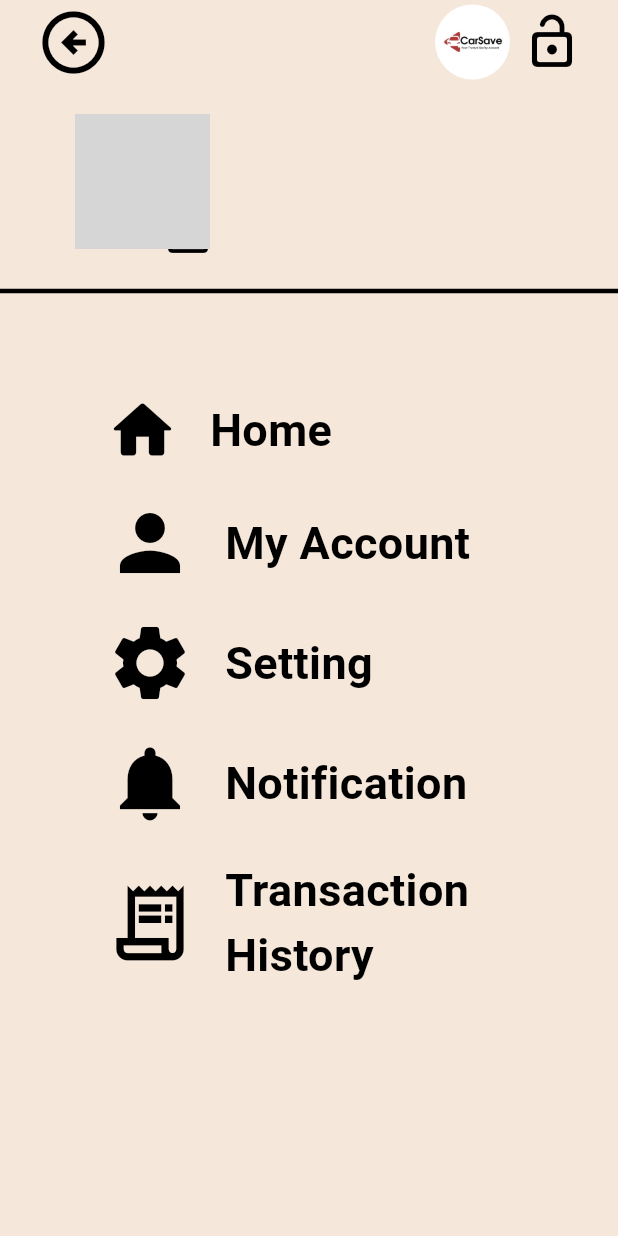
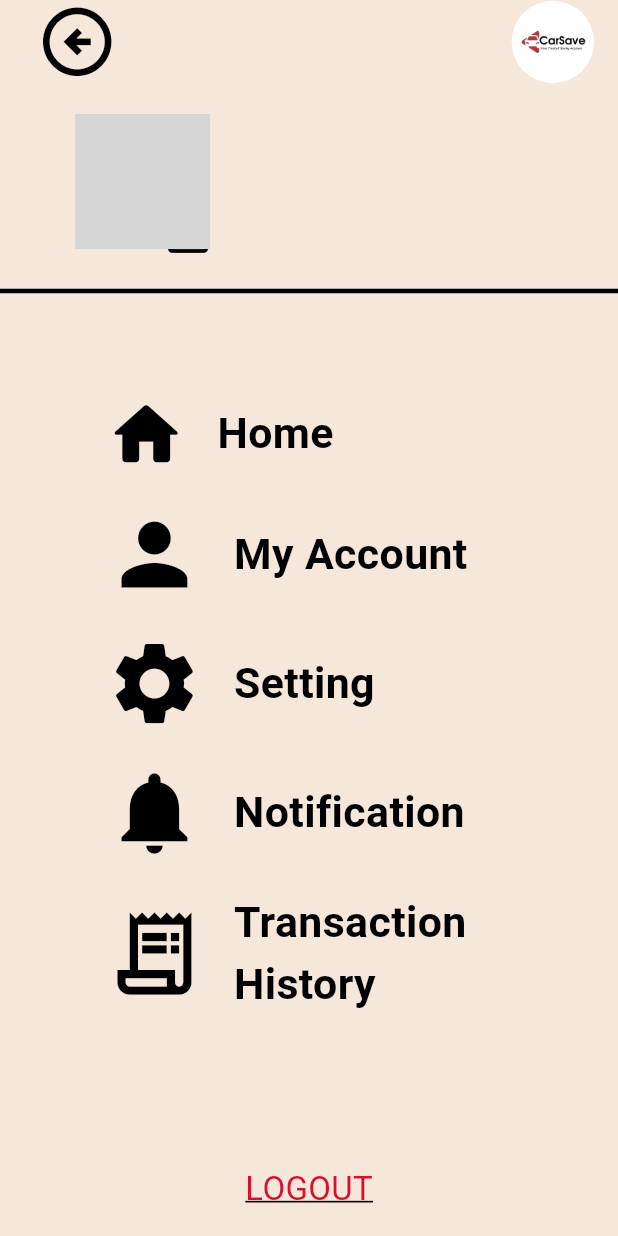
Before and after one commit to S4K1L/Car-Save, a Flutter app: the HomePage screen opened by its route, after a tap on the "menu" icon, on a phone screen of 412 x 824 dp. Run offline on Flutter 3.47's test engine with Material 3 defaults, Android fonts, the phone set to English and light mode, and no system bars; our stand-ins replace cloud_firestore, firebase_auth, firebase_core, firebase_storage, get, google_fonts and 5 more; accounts and stored records are empty; network calls fail; grey boxes are pictures that could not be loaded.

Commit message:
Lv.03.10 - Layout Bug fixed

```diff
--- a/lib/Utils/Widgets/custom_profile_button.dart
+++ b/lib/Utils/Widgets/custom_profile_button.dart
@@ -15,6 +15,11 @@ class CustomProfileButton extends StatelessWidget {
 
   @override
   Widget build(BuildContext context) {
+    // Get the screen width to scale the font size
+    double screenWidth = MediaQuery.of(context).size.width;
+
+    // Scale factor for font size, adjust as needed
+    double fontSizeScale = screenWidth / 375;
     return GestureDetector(
       onTap: onPress,
       child: Row(
@@ -22,12 +27,12 @@ class CustomProfileButton extends StatelessWidget {
           Icon(
             icon,
             color: Theme.of(context).primaryColor,
-            size: 50,
+            size: 50*fontSizeScale,
           ),
-          SizedBox(width: 20),
+          const SizedBox(width: 20),
           Text(
             title,
-            style: TextStyle(fontSize: 30, fontWeight: FontWeight.bold,color: Theme.of(context).primaryColor),
+            style: TextStyle(fontSize: 26*fontSizeScale, fontWeight: FontWeight.bold,color: Theme.of(context).primaryColor),
           )
         ],
       ),
@@ -50,6 +55,11 @@ class CustomProfileIconButton extends StatelessWidget {
 
   @override
   Widget build(BuildContext context) {
+    // Get the screen width to scale the font size
+    double screenWidth = MediaQuery.of(context).size.width;
+
+    // Scale factor for font size, adjust as needed
+    double fontSizeScale = screenWidth / 375;
     return GestureDetector(
       onTap: onPress,
       child: Row(
@@ -57,12 +67,12 @@ class CustomProfileIconButton extends StatelessWidget {
           Icon(
             icon,
             color: Theme.of(context).primaryColor,
-            size: 60,
+            size: 60*fontSizeScale,
           ),
-          SizedBox(width: 20),
+          const SizedBox(width: 20),
           Text(
             title,
-            style: TextStyle(fontSize: 30, fontWeight: FontWeight.bold,color: Theme.of(context).primaryColor,),
+            style: TextStyle(fontSize: 26*fontSizeScale, fontWeight: FontWeight.bold,color: Theme.of(context).primaryColor,),
           )
         ],
       ),
--- a/lib/Utils/Widgets/custom_text_button.dart
+++ b/lib/Utils/Widgets/custom_text_button.dart
@@ -11,14 +11,19 @@ class CustomTextButton extends StatelessWidget {
 
   @override
   Widget build(BuildContext context) {
+    // Get the screen width to scale the font size
+    double screenWidth = MediaQuery.of(context).size.width;
+
+    // Scale factor for font size, adjust as needed
+    double fontSizeScale = screenWidth / 375;
     return Padding(
       padding: const EdgeInsets.only(top: 80),
       child: GestureDetector(
         onTap: onPress,
         child: Text(
           title,
-          style: const TextStyle(
-            fontSize: 20,
+          style: TextStyle(
+            fontSize: 20*fontSizeScale,
             color: kRedColor,
             decoration: TextDecoration.underline,
           ),
--- a/lib/Utils/Widgets/home_bottom_container.dart
+++ b/lib/Utils/Widgets/home_bottom_container.dart
@@ -22,21 +22,24 @@ class _HomeBottomContainerState extends State<HomeBottomContainer> {
 
   @override
   Widget build(BuildContext context) {
+    double screenWidth = MediaQuery.of(context).size.width;
+    // Scale factor for font size, adjust as needed
+    double fontSizeScale = screenWidth / 375;
     return Padding(
-      padding: const EdgeInsets.only(top: 20),
+      padding: EdgeInsets.only(top: 40* fontSizeScale),
       child: Column(
         children: [
           Stack(
             children: [
               Padding(
-                padding: const EdgeInsets.only(right: 120),
-                child: Container(
+                padding: EdgeInsets.only(right: 120*fontSizeScale),
+                child: SizedBox(
                   width: MediaQuery.of(context).size.width,
                   child: Column(
                     children: [
                       Container(
-                        width: MediaQuery.of(context).size.width / 1.3,
-                        padding: EdgeInsets.all(20),
+                        width: MediaQuery.of(context).size.width,
+                        padding: const EdgeInsets.all(20),
                         decoration: BoxDecoration(
                           color: kBoxColor,
                           borderRadius: BorderRadius.circular(15),
@@ -48,19 +51,19 @@ class _HomeBottomContainerState extends State<HomeBottomContainer> {
                               'SAVINGS',
                               style: TextStyle(
                                 fontWeight: FontWeight.bold,
-                                fontSize: 28,
+                                fontSize: 28 * fontSizeScale,
                                 color: Theme.of(context).primaryColor
                               ),
                             ),
                             Text(
                               'Smart Saving is on',
                               style: TextStyle(
-                                fontSize: 20,
+                                fontSize: 20* fontSizeScale,
                                 fontWeight: FontWeight.bold,
                                 color: Theme.of(context).primaryColor
                               ),
                             ),
-                            SizedBox(height: 10),
+                            const SizedBox(height: 10),
                             // Using Obx for reactive data update
                             Obx(() => Skeletonizer(
                                   enabled: dataController.isLoading.value,
@@ -68,7 +71,7 @@ class _HomeBottomContainerState extends State<HomeBottomContainer> {
                                   child: Text(
                                     'RM ${dataController.userModel.value.balance ?? 0}',
                                     style: TextStyle(
-                                      fontSize: 45,
+                                      fontSize: 45* fontSizeScale,
                                       fontWeight: FontWeight.bold,
                                       color: Theme.of(context).primaryColor
                                     ),
@@ -82,11 +85,11 @@ class _HomeBottomContainerState extends State<HomeBottomContainer> {
                 ),
               ),
               Positioned(
-                right: 80,
-                top: 60,
+                right: 80 * fontSizeScale,
+                top: 60 * fontSizeScale,
                 child: CircleAvatar(
                   backgroundColor: Theme.of(context).primaryColor,
-                  radius: 30,
+                  radius: 30 * fontSizeScale,
                   child: IconButton(
                     onPressed: () {
                       Get.to(() => SavingsPage(
@@ -101,26 +104,26 @@ class _HomeBottomContainerState extends State<HomeBottomContainer> {
                     icon: Icon(
                       Icons.add,
                       color: Theme.of(context).cardColor,
-                      size: 30,
+                      size: 30 * fontSizeScale,
                     ),
                   ),
                 ),
               ),
             ],
           ),
-          SizedBox(height: 50),
+          const SizedBox(height: 50),
           // Target Savings Container
           Stack(
             children: [
               Padding(
-                padding: const EdgeInsets.only(left: 100),
+                padding: EdgeInsets.only(left: 100*fontSizeScale),
                 child: Container(
                   width: MediaQuery.of(context).size.width,
                   child: Column(
                     children: [
                       Container(
-                        width: MediaQuery.of(context).size.width / 1.2,
-                        padding: EdgeInsets.all(20),
+                        width: MediaQuery.of(context).size.width,
+                        padding: const EdgeInsets.all(20),
                         decoration: BoxDecoration(
                           color: kBoxColor,
                           borderRadius: BorderRadius.circular(15),
@@ -132,20 +135,20 @@ class _HomeBottomContainerState extends State<HomeBottomContainer> {
                               'TARGET SAVING',
                               style: TextStyle(
                                 fontWeight: FontWeight.bold,
-                                fontSize: 28,
+                                fontSize: 28 * fontSizeScale,
                                 color: Theme.of(context).primaryColor
                               ),
                             ),
-                            SizedBox(height: 5),
+                            const SizedBox(height: 5),
                             Text(
                               'Your Target Around the Corner',
                               style: TextStyle(
-                                fontSize: 18,
+                                fontSize: 16* fontSizeScale,
                                 fontWeight: FontWeight.bold,
                                 color: Theme.of(context).primaryColor
                               ),
                             ),
-                            SizedBox(height: 10),
+                            const SizedBox(height: 10),
                             // Using Obx for reactive data update
                             Obx(() => Skeletonizer(
                                   enabled: dataController.isLoading.value,
@@ -153,7 +156,7 @@ class _HomeBottomContainerState extends State<HomeBottomContainer> {
                                   child: Text(
                                     'RM ${dataController.userModel.value.target ?? 0}',
                                     style: TextStyle(
-                                      fontSize: 45,
+                                      fontSize: 45* fontSizeScale,
                                       fontWeight: FontWeight.bold,
                                       color: Theme.of(context).primaryColor
                                     ),
@@ -167,11 +170,11 @@ class _HomeBottomContainerState extends State<HomeBottomContainer> {
                 ),
               ),
               Positioned(
-                left: 60,
-                top: 60,
+                left: 60* fontSizeScale,
+                top: 60 *fontSizeScale,
                 child: CircleAvatar(
                   backgroundColor: Theme.of(context).primaryColor,
-                  radius: 30,
+                  radius: 30*fontSizeScale,
                   child: IconButton(
                     onPressed: () {
                       // Add your onPressed logic for the check button
@@ -187,7 +190,7 @@ class _HomeBottomContainerState extends State<HomeBottomContainer> {
                     icon: Icon(
                       Icons.check,
                       color: Theme.of(context).cardColor,
-                      size: 30,
+                      size: 30*fontSizeScale,
                     ),
                   ),
                 ),
--- a/lib/Utils/Widgets/home_top_container.dart
+++ b/lib/Utils/Widgets/home_top_container.dart
@@ -1,8 +1,6 @@
 import 'package:carsave/Controller/data_controller.dart';
 import 'package:flutter/material.dart';
 import 'package:get/get.dart';
-
-import 'profile_image_picker.dart';
 
 class HomeTopContainer extends StatelessWidget {
   const HomeTopContainer({
@@ -14,22 +12,29 @@ class HomeTopContainer extends StatelessWidget {
 
   @override
   Widget build(BuildContext context) {
+    // Get the screen width to scale the font size
+    double screenWidth = MediaQuery.of(context).size.width;
+
+    // Scale factor for font size, adjust as needed
+    double fontSizeScale = screenWidth / 375;
+
     return Padding(
-      padding: const EdgeInsets.symmetric(horizontal: 50,vertical: 20),
-      child: Obx(()=> Row(
+      padding: const EdgeInsets.symmetric(horizontal: 50, vertical: 20),
+      child: Obx(
+            () => Row(
           crossAxisAlignment: CrossAxisAlignment.center,
           children: [
-          dataController.userModel.value.profileImage != null ?
-          //ProfileImagePicker()
-        CircleAvatar(
-        radius: 45,
-        backgroundImage: NetworkImage(dataController.userModel.value.profileImage!),
+            dataController.userModel.value.profileImage != null
+                ? CircleAvatar(
+              radius: 40 * fontSizeScale,
+              backgroundImage: NetworkImage(
+                  dataController.userModel.value.profileImage!),
             )
                 : CircleAvatar(
-            radius: 45,
-            child: Icon(Icons.person, size: 40),
+              radius: 40 * fontSizeScale,
+              child: const Icon(Icons.person, size: 40),
             ),
-          SizedBox(width: 30),
+            const SizedBox(width: 30),
             Column(
               crossAxisAlignment: CrossAxisAlignment.start,
               children: [
@@ -37,23 +42,24 @@ class HomeTopContainer extends StatelessWidget {
                   dataController.userModel.value.name ?? 'Loading',
                   style: TextStyle(
                     fontWeight: FontWeight.bold,
-                  fontSize: 24,
-                  color: Theme.of(context).primaryColor
+                    fontSize: 18 * fontSizeScale, // Dynamic font size
+                    color: Theme.of(context).primaryColor,
                   ),
                 ),
-              SizedBox(height: 5),
+                const SizedBox(height: 5),
                 Text(
                   dataController.userModel.value.email ?? 'Loading',
                   style: TextStyle(
-                  fontSize: 18,
+                    fontSize: 16 * fontSizeScale, // Dynamic font size
                     fontWeight: FontWeight.bold,
-                  color: Theme.of(context).primaryColor
+                    color: Theme.of(context).primaryColor,
                   ),
                 ),
               ],
             ),
           ],
-      ),),
+        ),
+      ),
     );
   }
 }
--- a/lib/Utils/Widgets/user_data.dart
+++ b/lib/Utils/Widgets/user_data.dart
@@ -13,18 +13,23 @@ class UserData extends StatelessWidget {
 
   @override
   Widget build(BuildContext context) {
+    // Get the screen width to scale the font size
+    double screenWidth = MediaQuery.of(context).size.width;
+
+    // Scale factor for font size, adjust as needed
+    double fontSizeScale = screenWidth / 375;
     return Padding(
       padding: const EdgeInsets.symmetric(horizontal: 50, vertical: 20),
       child: Row(
         crossAxisAlignment: CrossAxisAlignment.center,
         children: [
           dataController.userModel.value.profileImage != null
-              ? ProfileImagePicker()
+              ? const ProfileImagePicker()
               : CircleAvatar(
-            radius: 45,
-            child: Icon(Icons.person, size: 40),
+            radius: 40*fontSizeScale,
+            child: Icon(Icons.person, size: 40*fontSizeScale),
           ),
-          SizedBox(width: 30),
+          const SizedBox(width: 30),
           Obx(
                 () => Column(
               crossAxisAlignment: CrossAxisAlignment.start,
@@ -33,14 +38,14 @@ class UserData extends StatelessWidget {
                   dataController.userModel.value.name ?? 'Loading',
                   style: TextStyle(
                     fontWeight: FontWeight.bold,
-                    fontSize: 24,
+                    fontSize: 18*fontSizeScale,
                     color: Theme.of(context).primaryColor,
                   ),
                 ),
                 Text(
                   dataController.userModel.value.phone ?? 'Loading',
                   style: TextStyle(
-                    fontSize: 24,
+                    fontSize: 16*fontSizeScale,
                     fontWeight: FontWeight.bold,
                     color: Theme.of(context).primaryColor,
                   ),
--- a/lib/Utils/colors.dart
+++ b/lib/Utils/colors.dart
@@ -3,7 +3,7 @@ import 'package:flutter/material.dart';
 // Light Theme Colors
 const Color kBackgroundColor = Color(0xFFF5E7DA);
 const Color kBoxColor = Color(0xFFDABA94);
-const Color kRedColor = Color(0xFFB43939);
+const Color kRedColor = Color(0xFFD90F2B);
 const Color kBlackColor = Color(0xFF000000);
 const Color kWhiteColor = Color(0xFFFFFFFF);
 const Color kGrayColor = Color(0xFF9B9B9B);
@@ -21,15 +21,15 @@ ThemeData lightTheme = ThemeData(
   brightness: Brightness.light,
   scaffoldBackgroundColor: kBackgroundColor,
   primaryColor: kBlackColor,
-  textTheme: TextTheme(
+  textTheme: const TextTheme(
     bodyLarge: TextStyle(color: kBlackColor),
     bodyMedium: TextStyle(color: kBlackColor),
   ),
-  appBarTheme: AppBarTheme(
+  appBarTheme: const AppBarTheme(
     backgroundColor: kBoxColor,
     iconTheme: IconThemeData(color: kBlackColor),
   ),
-  colorScheme: ColorScheme.light(
+  colorScheme: const ColorScheme.light(
     primary: kBlackColor,
     surface: kBackgroundColor,
   ),
@@ -40,15 +40,15 @@ ThemeData darkTheme = ThemeData(
   brightness: Brightness.dark,
   scaffoldBackgroundColor: darkBackgroundColor,
   primaryColor: kWhiteColor,
-  textTheme: TextTheme(
+  textTheme: const TextTheme(
     bodyLarge: TextStyle(color: darkWhiteColor),
     bodyMedium: TextStyle(color: darkWhiteColor),
   ),
-  appBarTheme: AppBarTheme(
+  appBarTheme: const AppBarTheme(
     backgroundColor: darkBoxColor,
     iconTheme: IconThemeData(color: darkWhiteColor),
   ),
-  colorScheme: ColorScheme.dark(
+  colorScheme: const ColorScheme.dark(
     primary: kWhiteColor,
     surface: darkBackgroundColor,
   ),
--- a/lib/View/Home/home_page.dart
+++ b/lib/View/Home/home_page.dart
@@ -3,7 +3,6 @@ import 'package:carsave/Routes/routes.dart';
 import 'package:carsave/Utils/Widgets/home_bottom_container.dart';
 import 'package:carsave/Utils/Widgets/home_top_container.dart';
 import 'package:flutter/material.dart';
-import 'package:carsave/Utils/colors.dart';
 import 'package:get/get.dart';
 import 'package:skeletonizer/skeletonizer.dart';
 import '../../Utils/const.dart';
@@ -13,6 +12,8 @@ class HomePage extends StatelessWidget {
   final DataController dataController = Get.put(DataController());
   @override
   Widget build(BuildContext context) {
+    double screenWidth = MediaQuery.of(context).size.width;
+    double fontSizeScale = screenWidth / 375;
     return Scaffold(
       backgroundColor: Theme.of(context).scaffoldBackgroundColor,
       appBar: AppBar(
@@ -25,14 +26,14 @@ class HomePage extends StatelessWidget {
             //Image.asset('assets/images/logo.png', height: 40),
             CircleAvatar(
               backgroundColor: Theme.of(context).indicatorColor,
-              radius: 25,
+              radius: 25*fontSizeScale,
               child: Image.asset(logo),
             ),
             IconButton(
               icon: Icon(
                 Icons.menu_rounded,
                 color: Theme.of(context).primaryColor,
-                size: 45,
+                size: 45*fontSizeScale,
               ),
               onPressed: () {
                 Get.toNamed(RoutesPath.userProfile);
@@ -41,16 +42,18 @@ class HomePage extends StatelessWidget {
           ],
         ),
       ),
-      body: Skeletonizer(
+      body: SingleChildScrollView(
+        child: Skeletonizer(
           enabled: dataController.isLoading.value,
           enableSwitchAnimation: true,
           child: Column(
             crossAxisAlignment: CrossAxisAlignment.start,
             children: [
               HomeTopContainer(dataController: dataController),
-            SizedBox(height: 30),
+              const SizedBox(height: 30),
               HomeBottomContainer(),
             ],
+          ),
         ),
       ),
     );
--- a/lib/View/Settings/settings.dart
+++ b/lib/View/Settings/settings.dart
@@ -79,7 +79,7 @@ class SettingPage extends StatelessWidget {
                     onPressed: (){
                       Get.to(()=> PrivacyAndPolicyPage(),transition: Transition.rightToLeft);
                     },
-                    child: Text('Privacy Police',style: TextStyle(fontSize: 22,fontWeight: FontWeight.bold,color: Theme.of(context).primaryColor),)),
+                    child: Text('Privacy Policy',style: TextStyle(fontSize: 22,fontWeight: FontWeight.bold,color: Theme.of(context).primaryColor),)),
                 TextButton(
                     onPressed: (){
                       Get.toNamed(RoutesPath.termPage);
--- a/lib/View/User_Profile/user_profile.dart
+++ b/lib/View/User_Profile/user_profile.dart
@@ -1,6 +1,7 @@
 import 'package:carsave/Routes/routes.dart';
 import 'package:carsave/Utils/Widgets/custom_appbar.dart';
 import 'package:carsave/Utils/Widgets/custom_profile_button.dart';
+import 'package:carsave/Utils/Widgets/custom_text_button.dart';
 import 'package:carsave/Utils/Widgets/user_data.dart';
 import 'package:carsave/Utils/colors.dart';
 import 'package:carsave/View/My_Account/my_account.dart';
@@ -18,6 +19,11 @@ class UserProfile extends StatelessWidget {
 
   @override
   Widget build(BuildContext context) {
+    // Get the screen width to scale the font size
+    double screenWidth = MediaQuery.of(context).size.width;
+
+    // Scale factor for font size, adjust as needed
+    double fontSizeScale = screenWidth / 375;
     return Scaffold(
       backgroundColor: Theme.of(context).scaffoldBackgroundColor,
       appBar: AppBar(
@@ -34,29 +40,20 @@ class UserProfile extends StatelessWidget {
               icon: Icon(
                 Icons.arrow_circle_left_outlined,
                 color: Theme.of(context).primaryColor,
-                size: 50,
+                size: 50*fontSizeScale,
               ),
             ),
-            Spacer(),
+            const Spacer(),
             CircleAvatar(
               backgroundColor: Theme.of(context).indicatorColor,
-              radius: 25,
+              radius: 25*fontSizeScale,
               child: Image.asset(logo),
-            ),
-            IconButton(
-              icon: Icon(
-                Icons.lock_open_rounded,
-                color: Theme.of(context).primaryColor,
-                size: 40,
-              ),
-              onPressed: () {
-                dataController.logout();
-              },
             ),
           ],
         ),
       ),
-      body: Column(
+      body: SingleChildScrollView(
+        child: Column(
           crossAxisAlignment: CrossAxisAlignment.center,
           children: [
             UserData(dataController: dataController),
@@ -79,7 +76,7 @@ class UserProfile extends StatelessWidget {
                     title: 'Home',
                     icon: Icons.home_rounded,
                   ),
-                SizedBox(height: 20),
+                  const SizedBox(height: 20),
                   CustomProfileIconButton(
                     onPress: () {
                       Get.to(() => MyAccount(dataController: dataController),
@@ -88,7 +85,7 @@ class UserProfile extends StatelessWidget {
                     title: 'My Account',
                     icon: Icons.person_sharp,
                   ),
-                SizedBox(height: 20),
+                  const SizedBox(height: 20),
                   CustomProfileIconButton(
                     onPress: () {
                       Get.to(
@@ -101,7 +98,7 @@ class UserProfile extends StatelessWidget {
                     title: 'Setting',
                     icon: Icons.settings,
                   ),
-                SizedBox(height: 20),
+                  const SizedBox(height: 20),
                   CustomProfileIconButton(
                     onPress: () {
                       Get.toNamed(RoutesPath.notificationPage);
@@ -109,7 +106,7 @@ class UserProfile extends StatelessWidget {
                     title: 'Notification',
                     icon: Icons.notifications,
                   ),
-                SizedBox(height: 20),
+                  const SizedBox(height: 20),
                   CustomProfileIconButton(
                     onPress: () {
                       Get.to(
@@ -120,11 +117,19 @@ class UserProfile extends StatelessWidget {
                     title: 'Transaction\nHistory',
                     icon: Icons.receipt_long_outlined,
                   ),
+                  const SizedBox(height: 20),
+                  Padding(
+                    padding: const EdgeInsets.only(bottom: 20),
+                    child: CustomTextButton(onPress: () {
+                      dataController.logout();
+                    }, title: 'LOGOUT',),
+                  ),
                 ],
               ),
             )
           ],
         ),
+      ),
     );
   }
 }
```
Lines whose indentation alone changed are shown as unchanged.
